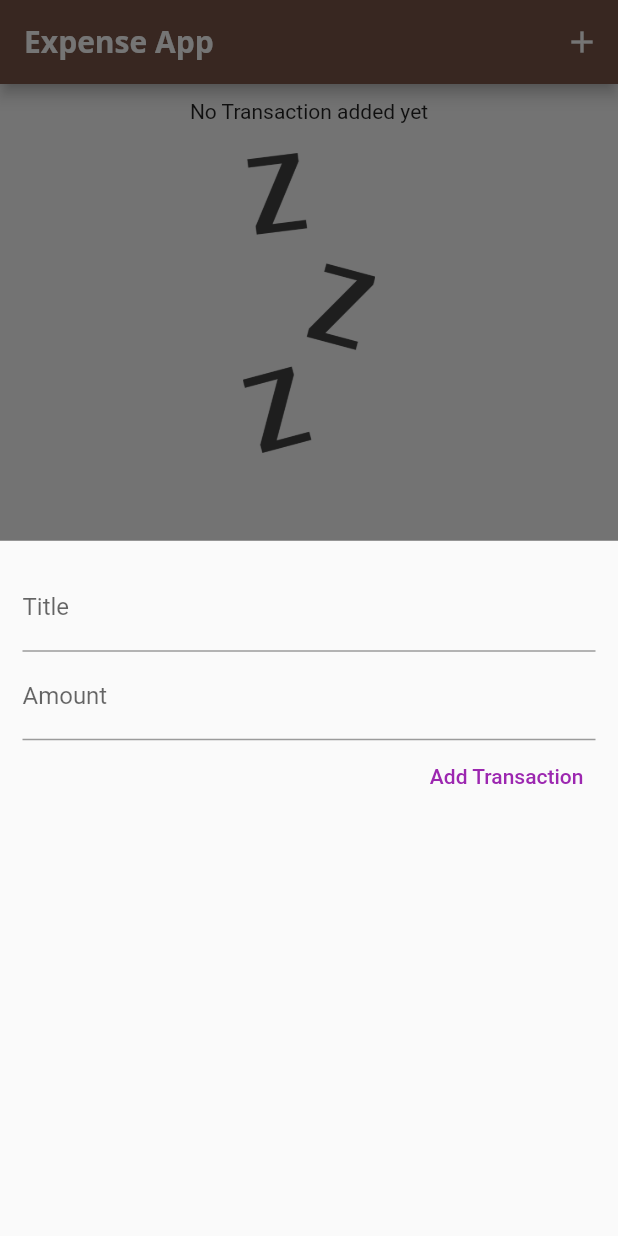
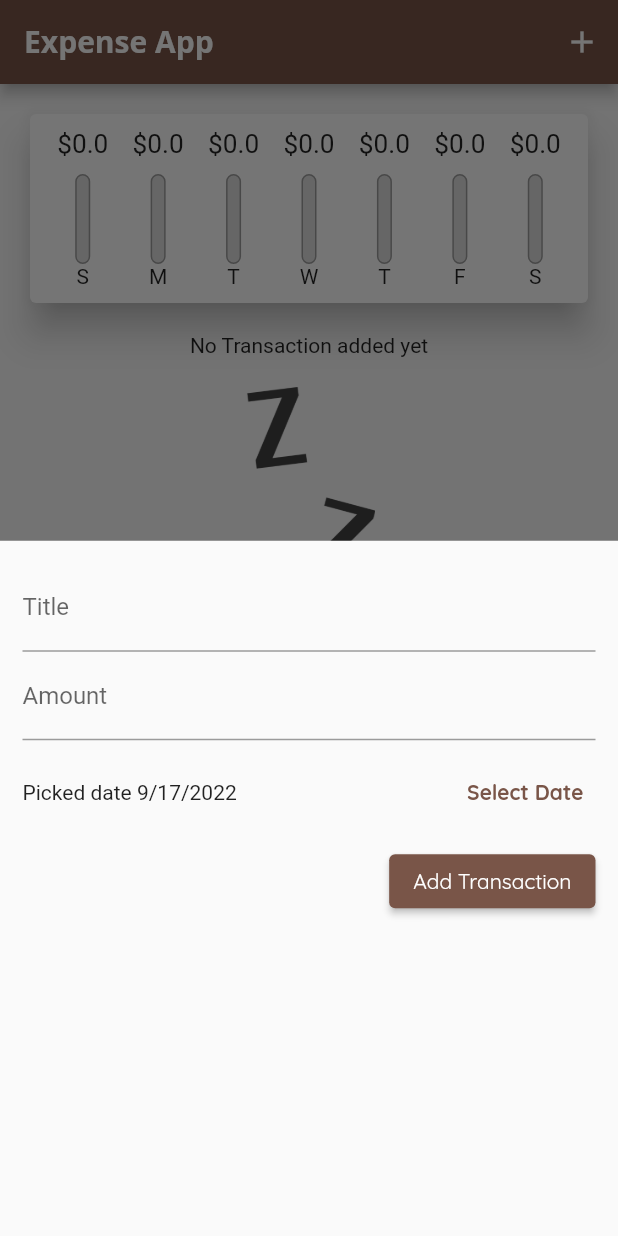
Before and after one commit to tareq453/expenss_app_udemy, a Flutter app: the screen it shows after launch, after a tap on the "add" icon, on a phone screen of 412 x 824 dp. Run offline on Flutter 3.47's test engine with Material 2 defaults, Android fonts, the light colour scheme and no system bars.

Commit message:
End of the module.

```diff
--- a/lib/main.dart
+++ b/lib/main.dart
@@ -34,7 +34,8 @@ class MyApp extends StatelessWidget {
               headline6: TextStyle(
                   fontFamily: "OpenSans",
                   fontWeight: FontWeight.bold,
-                  fontSize: 18)),
+                  fontSize: 18),
+                  button: TextStyle(color: Colors.white)),
           appBarTheme: AppBarTheme(
               titleTextStyle: TextStyle(
                   fontFamily: 'OpenSans',
@@ -60,13 +61,13 @@ class _MyHomePageState extends State<MyHomePage> {
     }).toList();
   }
 
-  void _addTransaction(String titleInput, double amountInput) {
+  void _addTransaction(String titleInput, double amountInput,DateTime selectedDate) {
     setState(() {
       transactions.add(Transaction(
-          id: "tNew",
+          id: DateTime.now().toString(),
           title: titleInput,
           amount: amountInput,
-          date: DateTime.now()));
+          date: selectedDate));
     });
   }
 
@@ -77,6 +78,17 @@ class _MyHomePageState extends State<MyHomePage> {
         builder: ((_) {
           return FormInput(_addTransaction);
         }));
+  }
+
+  void _deleteTransaction(Transaction transaction){
+    print('transaction $transaction');
+    if(transactions.contains(transaction)){
+      setState(() {
+        transactions.removeWhere((element) => element.id == transaction.id);
+        // transactions.remove(transaction);
+      });
+    }
+
   }
 
   @override
@@ -95,7 +107,7 @@ class _MyHomePageState extends State<MyHomePage> {
       body: SingleChildScrollView(
         child: Column(
           crossAxisAlignment: CrossAxisAlignment.center,
-          children: [Chart(_recenctTransaction), TransactionList(transactions)],
+          children: [Chart(_recenctTransaction), TransactionList(transactions,_deleteTransaction)],
         ),
       ),
       floatingActionButtonLocation: FloatingActionButtonLocation.centerFloat,
--- a/lib/widget/chart.dart
+++ b/lib/widget/chart.dart
@@ -1,3 +1,5 @@
+import 'package:expenss_app_udemy/widget/chart_bar.dart';
+
 import '../models/transaction.dart';
 import 'package:flutter/material.dart';
 import 'package:intl/intl.dart';
@@ -21,19 +23,41 @@ class Chart extends StatelessWidget {
         }
       }
       print('totalSum $totalSum');
-      print("weekDay ${DateFormat.E().format(weekDay)}");
-      return {'day': DateFormat.E().format(weekDay), 'amount': totalSum};
+      print("weekDay ${DateFormat.E().format(weekDay).substring(0, 1)}");
+      return {
+        'day': DateFormat.E().format(weekDay).substring(0, 1),
+        'amount': totalSum
+      };
+    }).reversed.toList();
+  }
+
+  double get totalPercentageTransaction {
+    return groupedTransactionValue.fold(0.0, (previousValue, element) {
+      return previousValue += (element['amount'] as double);
     });
   }
 
   @override
   Widget build(BuildContext context) {
     print(groupedTransactionValue);
-    return Card(
-      elevation: 10,
-      margin: EdgeInsets.all(5),
-      child: Row(
-        children: [],
+    return Container(
+      child: Card(
+        elevation: 10,
+        margin: EdgeInsets.all(20),
+        child: Padding(
+          padding: const EdgeInsets.all(10),
+          child: Row(
+            mainAxisAlignment: MainAxisAlignment.spaceAround,
+            children: groupedTransactionValue.map((data) {
+              return Flexible(
+                  fit: FlexFit.tight,
+                  child: ChartBar(
+                      data['day'] as String,
+                      data['amount'] as double,
+                      totalPercentageTransaction == 0 ? 0 : (data['amount'] as double) / totalPercentageTransaction));
+            }).toList(),
+          ),
+        ),
       ),
     );
   }
--- /dev/null
+++ b/lib/widget/chart_bar.dart
@@ -0,0 +1,43 @@
+import 'package:flutter/material.dart';
+
+class ChartBar extends StatelessWidget {
+  final String label;
+  final double totalPercentageTransaction;
+  final double amount;
+
+  ChartBar(this.label, this.amount, this.totalPercentageTransaction);
+
+  @override
+  Widget build(BuildContext context) {
+    return Column(
+      children: [
+        Container(height: 20, child: FittedBox(child: Text('\$$amount'))),
+        SizedBox(
+          height: 10,
+        ),
+        Container(
+          height: 60,
+          width: 10,
+          child: Stack(
+            children: [
+              Container(
+                decoration: BoxDecoration(
+                    border: Border.all(color: Colors.grey, width: 1),
+                    color: Color.fromRGBO(222, 222, 222, 1),
+                    borderRadius: BorderRadius.circular(10)),
+              ),
+              FractionallySizedBox(
+                heightFactor: totalPercentageTransaction,
+                child: Container(
+                    decoration: BoxDecoration(
+                        borderRadius: BorderRadius.all(Radius.circular(10)),
+                        color: Theme.of(context).primaryColor)),
+              )
+            ],
+          ),
+        ),
+        Text('$label')
+      ],
+    );
+  }
+}
--- a/lib/widget/form_input.dart
+++ b/lib/widget/form_input.dart
@@ -1,7 +1,8 @@
 import 'package:flutter/material.dart';
+import 'package:intl/intl.dart';
 
 class FormInput extends StatefulWidget {
-  final Function(String, double) submitHandler;
+  final Function(String, double,DateTime) submitHandler;
   FormInput(this.submitHandler);
 
   @override
@@ -9,9 +10,9 @@ class FormInput extends StatefulWidget {
 }
 
 class _FormInputState extends State<FormInput> {
-  final titleController = TextEditingController();
-
-  final amountController = TextEditingController();
+  final _titleController = TextEditingController();
+  final _amountController = TextEditingController();
+  DateTime _selectedDate = DateTime.now();
 
   @override
   Widget build(BuildContext context) {
@@ -22,19 +23,40 @@ class _FormInputState extends State<FormInput> {
         children: [
           TextField(
             decoration: InputDecoration(labelText: "Title"),
-            controller: titleController,
+            controller: _titleController,
             onSubmitted: (value) => _sumbitData(),
           ),
           TextField(
             decoration: InputDecoration(labelText: 'Amount'),
-            controller: amountController,
+            controller: _amountController,
             keyboardType: TextInputType.numberWithOptions(decimal: true),
             onSubmitted: (value) => _sumbitData(),
           ),
-          TextButton(
+          Container(
+            height: 70,
+            child: Row(
+              children: [
+                Expanded(
+                  child: Text(_selectedDate != null
+                      ? 'Picked date ${DateFormat.yMd().format(_selectedDate)}'
+                      : "No Date Choosen!"),
+                ),
+                TextButton(
+                  onPressed: _presentDatePicker,
+                  child: Text(
+                    "Select Date",
+                    style: TextStyle(fontWeight: FontWeight.bold),
+                  ),
+                )
+              ],
+            ),
+          ),
+          ElevatedButton(
             onPressed: _sumbitData,
             child: Text("Add Transaction"),
-            style: TextButton.styleFrom(primary: Colors.purple),
+            style: ElevatedButton.styleFrom(
+                primary: Theme.of(context).primaryColor,
+                onPrimary: Theme.of(context).textTheme.button?.color),
           )
         ],
       ),
@@ -42,15 +64,33 @@ class _FormInputState extends State<FormInput> {
   }
 
   void _sumbitData() {
-    final titleText = titleController.text;
-    final amount = double.parse(amountController.text);
+    final titleText = _titleController.text;
+    final amount = double.parse(_amountController.text);
 
-    if (titleText.isEmpty || amount <= 0) {
+    if (titleText.isEmpty || amount <= 0 || _selectedDate == null) {
       return;
     }
 
-    widget.submitHandler(titleText, amount);
+    widget.submitHandler(titleText, amount,_selectedDate);
 
     Navigator.of(context).pop();
   }
+
+  void _presentDatePicker() {
+    print("Select date");
+    showDatePicker(
+            context: context,
+            initialDate: DateTime.now(),
+            firstDate: DateTime(2019),
+            lastDate: DateTime(2023))
+        .then((value) {
+      if (value == null) {
+        return;
+      }
+      print('selected date $value');
+      setState(() {
+        _selectedDate = value;
+      });
+    });
+  }
 }
--- a/lib/widget/transaction_list.dart
+++ b/lib/widget/transaction_list.dart
@@ -4,9 +4,10 @@ import 'package:flutter/material.dart';
 import '../models/transaction.dart';
 
 class TransactionList extends StatelessWidget {
+  final Function(Transaction) deleteHandler;
   final List<Transaction> _transactions;
 
-  TransactionList(this._transactions);
+  TransactionList(this._transactions,this.deleteHandler);
 
   @override
   Widget build(BuildContext context) {
@@ -18,7 +19,7 @@ class TransactionList extends StatelessWidget {
         Container(height: 200, child: Image.asset("assets/images/waiting.png",fit: BoxFit.cover,))
       ],): ListView.builder(
         itemBuilder: (context, index) {
-          return TransactionItem(_transactions[index]);
+          return TransactionItem(_transactions[index],deleteHandler);
         },
         itemCount: _transactions.length,
       ),
```
Also changed, not shown: lib/widget/transaction_item.dart (+27 -28 lines).
